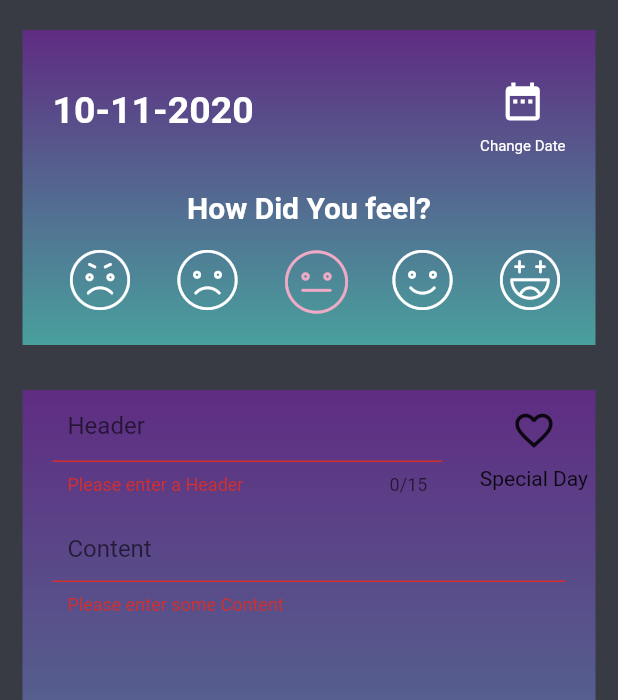
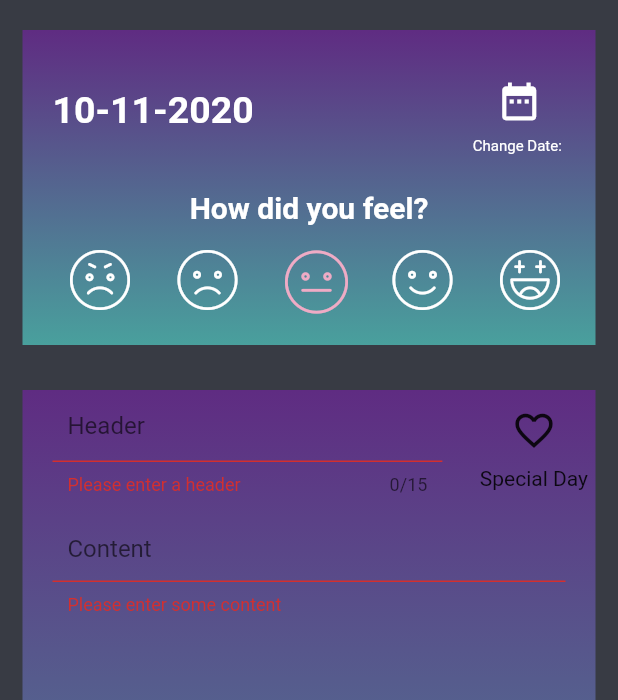
Before and after one commit to domidanke/MyJournal, a Flutter app: the CreateJournalEntryScreen screen opened by its route, after a tap on "Save Journal Entry", on a phone screen of 412 x 824 dp. Shown: the top 700 px of the screen. Run offline on Flutter 3.47's test engine with Material 2 defaults, Android fonts, the phone set to English and light mode, and no system bars; our stand-ins replace cloud_firestore, firebase_auth, modal_progress_hud; accounts and stored records are empty.

Commit message:
Added internationalization to other screens, adjusted tests

```diff
--- a/my_journal/lib/screens/create_journal_entry_screen.dart
+++ b/my_journal/lib/screens/create_journal_entry_screen.dart
@@ -5,6 +5,7 @@ import 'package:firebase_auth/firebase_auth.dart';
 import 'package:flutter/cupertino.dart';
 import 'package:flutter/material.dart';
 import 'package:my_journal/constants.dart';
+import 'package:my_journal/generated/l10n.dart';
 import 'package:my_journal/screens/journal_entry_overview_screen.dart';
 import 'package:my_journal/widgets/custom_alert.dart';
 import 'package:my_journal/widgets/rounded_button.dart';
@@ -157,6 +158,7 @@ class _CreateJournalEntryScreenState extends State<CreateJournalEntryScreen> {
                                 Column(
                                   children: <Widget>[
                                     IconButton(
+                                      key: const Key('changeDateButton'),
                                       icon: Icon(
                                         Icons.date_range,
                                         color: Colors.white,
@@ -166,8 +168,10 @@ class _CreateJournalEntryScreenState extends State<CreateJournalEntryScreen> {
                                         showCustomDatePicker(context);
                                       },
                                     ),
-                                    const Text(
-                                      'Change Date',
+                                    Text(
+                                      S
+                                          .of(context)
+                                          .createJournalEntryChangeDate,
                                       style: TextStyle(
                                           color: Colors.white, fontSize: 10.0),
                                     )
@@ -176,7 +180,7 @@ class _CreateJournalEntryScreenState extends State<CreateJournalEntryScreen> {
                               ]),
                         ),
                         Text(
-                          'How Did You feel?',
+                          S.of(context).createJournalEntryFeeling,
                           textAlign: TextAlign.center,
                           style: TextStyle(
                               fontSize: 20.0,
@@ -276,16 +280,21 @@ class _CreateJournalEntryScreenState extends State<CreateJournalEntryScreen> {
                                         key: const Key('headerTextFieldKey'),
                                         validator: (value) {
                                           if (value.isEmpty) {
-                                            return 'Please enter a Header';
+                                            return S
+                                                .of(context)
+                                                .createJournalEntryHeaderInvalid;
                                           }
                                           return null;
                                         },
                                         controller: headerTextFieldController,
                                         maxLength: 15,
-                                        decoration: const InputDecoration(
-                                          hintText: 'Header',
-                                          contentPadding: EdgeInsets.symmetric(
-                                              horizontal: 10.0),
+                                        decoration: InputDecoration(
+                                          hintText: S
+                                              .of(context)
+                                              .createJournalEntryHeader,
+                                          contentPadding:
+                                              const EdgeInsets.symmetric(
+                                                  horizontal: 10.0),
                                         ),
                                       ),
                                     ),
@@ -297,6 +306,7 @@ class _CreateJournalEntryScreenState extends State<CreateJournalEntryScreen> {
                                   child: Column(
                                     children: <Widget>[
                                       IconButton(
+                                        key: const Key('specialDayButton'),
                                         iconSize: 30.0,
                                         icon: toggledFavoriteIcon
                                             ? Icon(Icons.favorite)
@@ -309,8 +319,10 @@ class _CreateJournalEntryScreenState extends State<CreateJournalEntryScreen> {
                                           });
                                         },
                                       ),
-                                      const Text(
-                                        'Special Day',
+                                      Text(
+                                        S
+                                            .of(context)
+                                            .createJournalEntrySpecialDay,
                                       )
                                     ],
                                   ),
@@ -337,7 +349,9 @@ class _CreateJournalEntryScreenState extends State<CreateJournalEntryScreen> {
                                       key: const Key('contentTextFieldKey'),
                                       validator: (value) {
                                         if (value.isEmpty) {
-                                          return 'Please enter some Content';
+                                          return S
+                                              .of(context)
+                                              .createJournalEntryContentInvalid;
                                         }
                                         return null;
                                       },
@@ -345,10 +359,14 @@ class _CreateJournalEntryScreenState extends State<CreateJournalEntryScreen> {
                                       style: const TextStyle(
                                         height: 1.5,
                                       ),
-                                      decoration: const InputDecoration(
-                                        hintText: 'Content',
-                                        contentPadding: EdgeInsets.symmetric(
-                                            horizontal: 10.0, vertical: 10.0),
+                                      decoration: InputDecoration(
+                                        hintText: S
+                                            .of(context)
+                                            .createJournalEntryContent,
+                                        contentPadding:
+                                            const EdgeInsets.symmetric(
+                                                horizontal: 10.0,
+                                                vertical: 10.0),
                                       ),
                                       keyboardType: TextInputType.multiline,
                                       maxLines: null,
@@ -366,7 +384,7 @@ class _CreateJournalEntryScreenState extends State<CreateJournalEntryScreen> {
                     ? true
                     : false,
                 child: RoundedButton(
-                  text: 'Save Journal Entry',
+                  text: S.of(context).createJournalEntrySaveEntry,
                   color: const Color(0xff49a09d),
                   onPressed: () async {
                     if (_createEntryFormKey.currentState.validate()) {
@@ -389,7 +407,9 @@ class _CreateJournalEntryScreenState extends State<CreateJournalEntryScreen> {
                           barrierDismissible: false, // user must tap button!
                           builder: (BuildContext context) {
                             return CustomAlert(
-                              alertTitle: 'Saving Entry failed',
+                              alertTitle: S
+                                  .of(context)
+                                  .createJournalEntrySaveEntryError,
                               alertMessage: e.toString(),
                             );
                           },
--- a/my_journal/lib/screens/login_screen.dart
+++ b/my_journal/lib/screens/login_screen.dart
@@ -161,6 +161,7 @@ class _WelcomeScreenState extends State<WelcomeScreen> {
                 },
               ),
               GestureDetector(
+                key: const Key('RegisterButton'),
                 onTap: () {
                   Navigator.push(
                       context,
```
Also changed, not shown: my_journal/lib/l10n/intl_de_DE.arb (+15 -0 lines), my_journal/lib/l10n/intl_en_US.arb (+16 -1 lines), my_journal/lib/screens/journal_entry_overview_screen.dart (+6 -4 lines), my_journal/lib/generated/l10n.dart, 2 other files.
